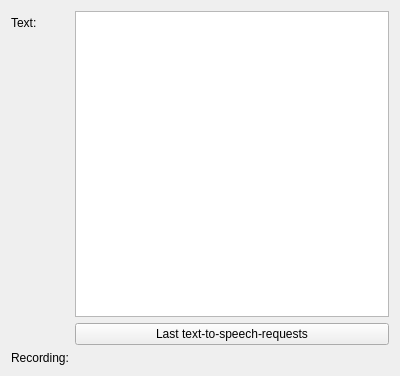
This is simonlib/simontts/config/editrecording.ui in KDE/simon as Qt 5 draws it before an edit. The edited form follows.
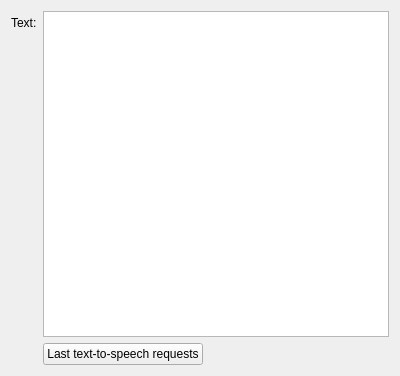
This is the edited form. Custom widgets are drawn as their Qt base class.

The edit to the form file:
```diff
--- a/simonlib/simontts/config/editrecording.ui
+++ b/simonlib/simontts/config/editrecording.ui
@@ -14,6 +14,9 @@
    <string/>
   </property>
   <layout class="QFormLayout" name="formLayout">
+   <property name="fieldGrowthPolicy">
+    <enum>QFormLayout::ExpandingFieldsGrow</enum>
+   </property>
    <item row="0" column="0">
     <widget class="QLabel" name="label">
      <property name="text">
@@ -24,20 +27,10 @@
    <item row="0" column="1">
     <widget class="KTextEdit" name="teText"/>
    </item>
-   <item row="2" column="0">
-    <widget class="QLabel" name="label_2">
-     <property name="text">
-      <string>Recording:</string>
-     </property>
-    </widget>
-   </item>
-   <item row="2" column="1">
-    <widget class="QWidget" name="wgRecord" native="true"/>
-   </item>
    <item row="1" column="1">
     <widget class="KPushButton" name="pbLastTextToSpeechRequests">
      <property name="text">
-      <string>Last text-to-speech-requests</string>
+      <string>Last text-to-speech requests</string>
      </property>
     </widget>
    </item>
```
Left out of the diff: 4 changed lines with no effect on the pictures.
